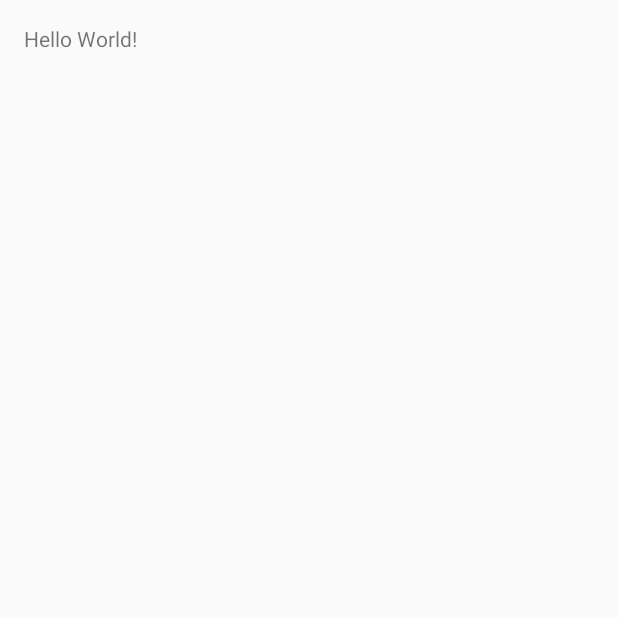
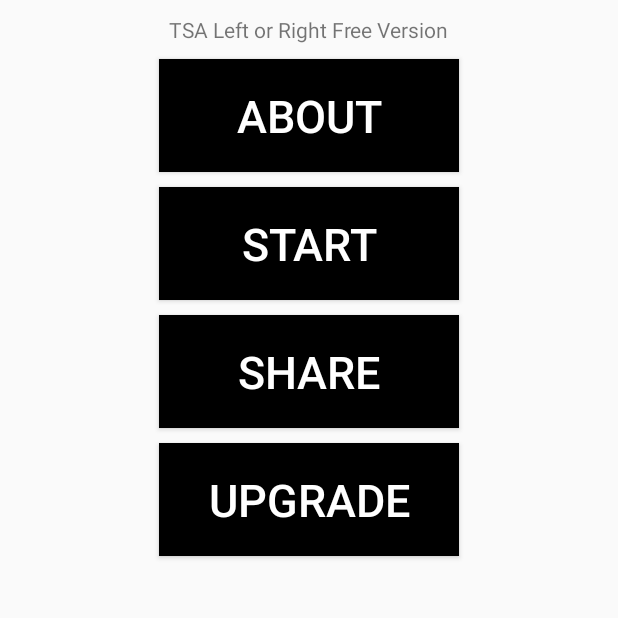
Before and after one commit to dburgnerjr/TSALeftOrRightFree, an Android app: the screen it shows after launch (MenuActivity), on a phone screen of 412 x 824 dp, the top half of it. Before the commit the part shown is almost empty. Run offline under Robolectric (Android 15) with nearby library versions, the phone set to English and light mode, and no system bars; our stand-ins replace AdMob.

Commit message:
Menu Activity Complete.
Completed Menu Activity.

```diff
--- a/app/build.gradle
+++ b/app/build.gradle
@@ -6,7 +6,7 @@ android {
 
     defaultConfig {
         applicationId "com.danielburgnerjr.tsaleftorrightfree"
-        minSdkVersion 8
+        minSdkVersion 9
         targetSdkVersion 23
         versionCode 1
         versionName "1.0"
@@ -24,4 +24,5 @@ dependencies {
     testCompile 'junit:junit:4.12'
     compile 'com.android.support:appcompat-v7:23.2.1'
     compile 'com.android.support:design:23.2.1'
+    compile 'com.google.android.gms:play-services-ads:8.4.0'
 }
--- a/app/src/main/java/com/danielburgnerjr/tsaleftorrightfree/MenuActivity.java
+++ b/app/src/main/java/com/danielburgnerjr/tsaleftorrightfree/MenuActivity.java
@@ -1,37 +1,75 @@
 package com.danielburgnerjr.tsaleftorrightfree;
 
+import android.content.ActivityNotFoundException;
+import android.content.Intent;
+import android.net.Uri;
 import android.os.Bundle;
 import android.support.v7.app.AppCompatActivity;
-import android.view.Menu;
-import android.view.MenuItem;
+import android.view.View;
+import android.widget.Button;
+import android.widget.Toast;
+
+import com.google.android.gms.ads.AdRequest;
+import com.google.android.gms.ads.AdView;
 
 public class MenuActivity extends AppCompatActivity {
 
+    String strPackName;
+
     @Override
     protected void onCreate(Bundle savedInstanceState) {
+        strPackName = getApplicationContext().getPackageName();
         super.onCreate(savedInstanceState);
         setContentView(R.layout.activity_menu);
-   }
+        AdView mAdView = (AdView) findViewById(R.id.adView);
+        AdRequest adRequest = new AdRequest.Builder().build();
+        mAdView.loadAd(adRequest);
 
-    @Override
-    public boolean onCreateOptionsMenu(Menu menu) {
-        // Inflate the menu; this adds items to the action bar if it is present.
-        getMenuInflater().inflate(R.menu.menu_menu, menu);
-        return true;
-    }
+        final Button btnAbout = (Button) findViewById(R.id.btnAbout);
+        btnAbout.setOnClickListener(new View.OnClickListener() {
+            public void onClick(View view) {
+                Toast.makeText(getApplicationContext(), "Coming soon", Toast.LENGTH_SHORT).show();
+                //Intent intA = new Intent(MenuActivity.this, AboutActivity.class);
+                //startActivity(intA);
+            }
+        });
 
-    @Override
-    public boolean onOptionsItemSelected(MenuItem item) {
-        // Handle action bar item clicks here. The action bar will
-        // automatically handle clicks on the Home/Up button, so long
-        // as you specify a parent activity in AndroidManifest.xml.
-        int id = item.getItemId();
+        final Button btnStart = (Button) findViewById(R.id.btnStart);
+        btnStart.setOnClickListener(new View.OnClickListener() {
+            public void onClick(View view) {
+                Toast.makeText(getApplicationContext(), "Coming soon", Toast.LENGTH_SHORT).show();
+                //Intent intA = new Intent(MenuActivity.this, RandomActivity.class);
+                //startActivity(intA);
+            }
+        });
 
-        //noinspection SimplifiableIfStatement
-        if (id == R.id.action_settings) {
-            return true;
-        }
+        final Button btnShare = (Button) findViewById(R.id.btnShare);
+        btnShare.setOnClickListener(new View.OnClickListener() {
+            public void onClick(View view) {
+                Intent intI = new Intent(Intent.ACTION_SEND);
+                intI.setType("text/plain");
+                intI.putExtra(Intent.EXTRA_SUBJECT, "TSA Left or Right Free");
+                String sAux = "\nLet me recommend you this application\n\n";
+                sAux = sAux + "https://play.google.com/store/apps/details?id=" + strPackName + "\n\n";
+                intI.putExtra(Intent.EXTRA_TEXT, sAux);
+                startActivity(Intent.createChooser(intI, "choose one"));
+            }
+        });
 
-        return super.onOptionsItemSelected(item);
+        final Button btnUpgrade = (Button) findViewById(R.id.btnUpgrade);
+        btnUpgrade.setOnClickListener(new View.OnClickListener() {
+            public void onClick(View view) {
+                String strPackPremiumName = "com.danielburgnerjr.tsaleftorrightpremium";
+                Uri uri = Uri.parse("market://details?id=" + strPackPremiumName);
+                Toast.makeText(getApplicationContext(), "Coming soon", Toast.LENGTH_SHORT).show();
+/*              Intent newActivity = new Intent(Intent.ACTION_VIEW, uri);
+                try {
+                    startActivity(newActivity);
+                } catch (ActivityNotFoundException e) {
+                    startActivity(new Intent(Intent.ACTION_VIEW, Uri.parse("http://play.google.com/store/apps/details?id=" + strPackPremiumName)));
+                }
+ */         }
+        });
+
     }
 }
--- a/app/src/main/res/layout/content_menu.xml
+++ b/app/src/main/res/layout/content_menu.xml
@@ -1,18 +1,75 @@
 <?xml version="1.0" encoding="utf-8"?>
 <RelativeLayout xmlns:android="http://schemas.android.com/apk/res/android"
-    xmlns:app="http://schemas.android.com/apk/res-auto"
     xmlns:tools="http://schemas.android.com/tools"
+    xmlns:ads="http://schemas.android.com/apk/res-auto"
     android:layout_width="match_parent"
     android:layout_height="match_parent"
-    android:paddingBottom="@dimen/activity_vertical_margin"
-    android:paddingLeft="@dimen/activity_horizontal_margin"
-    android:paddingRight="@dimen/activity_horizontal_margin"
-    android:paddingTop="@dimen/activity_vertical_margin"
     tools:context="com.danielburgnerjr.tsaleftorrightfree.MenuActivity"
     tools:showIn="@layout/activity_menu">
 
     <TextView
+        android:id="@+id/textAppName"
         android:layout_width="wrap_content"
         android:layout_height="wrap_content"
-        android:text="Hello World!" />
+        android:layout_centerHorizontal="true"
+        android:layout_marginTop="10dp"
+        android:text="@string/tsaLeftOrRight" />
+
+    <Button
+        android:id="@+id/btnAbout"
+        android:layout_width="200dp"
+        android:layout_height="75dp"
+        android:layout_below="@+id/textAppName"
+        android:layout_centerHorizontal="true"
+        android:layout_marginTop="10dp"
+        android:background="#000"
+        android:text="@string/about"
+        android:textSize="30dp"
+        android:textColor="#fff" />
+
+    <Button
+        android:id="@+id/btnStart"
+        android:layout_width="200dp"
+        android:layout_height="75dp"
+        android:layout_below="@+id/btnAbout"
+        android:layout_centerHorizontal="true"
+        android:layout_marginTop="10dp"
+        android:background="#000"
+        android:text="@string/start"
+        android:textSize="30dp"
+        android:textColor="#fff" />
+
+    <Button
+        android:id="@+id/btnShare"
+        android:layout_width="200dp"
+        android:layout_height="75dp"
+        android:layout_below="@+id/btnStart"
+        android:layout_centerHorizontal="true"
+        android:layout_marginTop="10dp"
+        android:background="#000"
+        android:text="@string/share"
+        android:textSize="30dp"
+        android:textColor="#fff" />
+
+    <Button
+        android:id="@+id/btnUpgrade"
+        android:layout_width="200dp"
+        android:layout_height="75dp"
+        android:layout_below="@+id/btnShare"
+        android:layout_centerHorizontal="true"
+        android:layout_marginTop="10dp"
+        android:background="#000"
+        android:text="@string/upgrade"
+        android:textSize="30dp"
+        android:textColor="#fff" />
+
+    <com.google.android.gms.ads.AdView
+        android:id="@+id/adView"
+        android:layout_width="match_parent"
+        android:layout_height="50dp"
+        android:layout_centerHorizontal="true"
+        android:layout_alignParentBottom="true"
+        ads:adSize="BANNER"
+        ads:adUnitId="@string/banner_ad_unit_id">
+    </com.google.android.gms.ads.AdView>
 </RelativeLayout>
--- a/app/src/main/res/values/strings.xml
+++ b/app/src/main/res/values/strings.xml
@@ -1,4 +1,10 @@
 <resources>
     <string name="app_name">TSALeftOrRightFree</string>
     <string name="action_settings">Settings</string>
+    <string name="tsaLeftOrRight">TSA Left or Right Free Version</string>
+    <string name="about">About</string>
+    <string name="start">Start</string>
+    <string name="share">Share</string>
+    <string name="upgrade">Upgrade</string>
+    <string name="banner_ad_unit_id">ca-app-pub-8379108590476103/1103806072</string>
 </resources>
```
